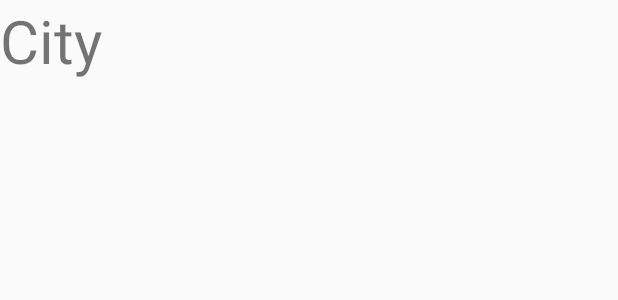
After one commit to CMPUT301F21T24/Habot, an Android app: the layout habitdetailcontent.xml on its own in the app's theme, with its tools: preview values and no code run, on a phone screen of 412 x 824 dp. The commit adds this screen. Shown: the top 300 px of the screen. Run offline under Robolectric (Android 15) with nearby library versions, the phone set to English and light mode, and no system bars.

Commit message:
update kli 1:29 AM

```diff
--- a/Habot/app/src/main/res/layout/habitdetail.xml
+++ b/Habot/app/src/main/res/layout/habitdetail.xml
@@ -66,6 +66,7 @@
             android:textSize="20sp" />
 
         <ListView
+            android:id="@+id/HabitDetail"
             android:layout_width="match_parent"
             android:layout_height="520dp"
             android:layout_above="@+id/newHabits_button"
--- /dev/null
+++ b/Habot/app/src/main/res/layout/habitdetailcontent.xml
@@ -0,0 +1,13 @@
+<?xml version="1.0" encoding="utf-8"?>
+<LinearLayout xmlns:android="http://schemas.android.com/apk/res/android"
+    android:layout_width="match_parent"
+    android:layout_height="match_parent">
+
+    <TextView
+        android:id="@+id/Habit_text"
+        android:layout_width="match_parent"
+        android:layout_height="wrap_content"
+        android:text="City"
+        android:textSize="40dp"/>
+
+</LinearLayout>
```
Also changed, not shown: Habot/app/src/main/java/com/example/habot/HabitDetailAcitivity.java (+47 -0 lines), Habot/app/src/main/java/com/example/habot/Habitlist.java (added, +44 -0 lines).
